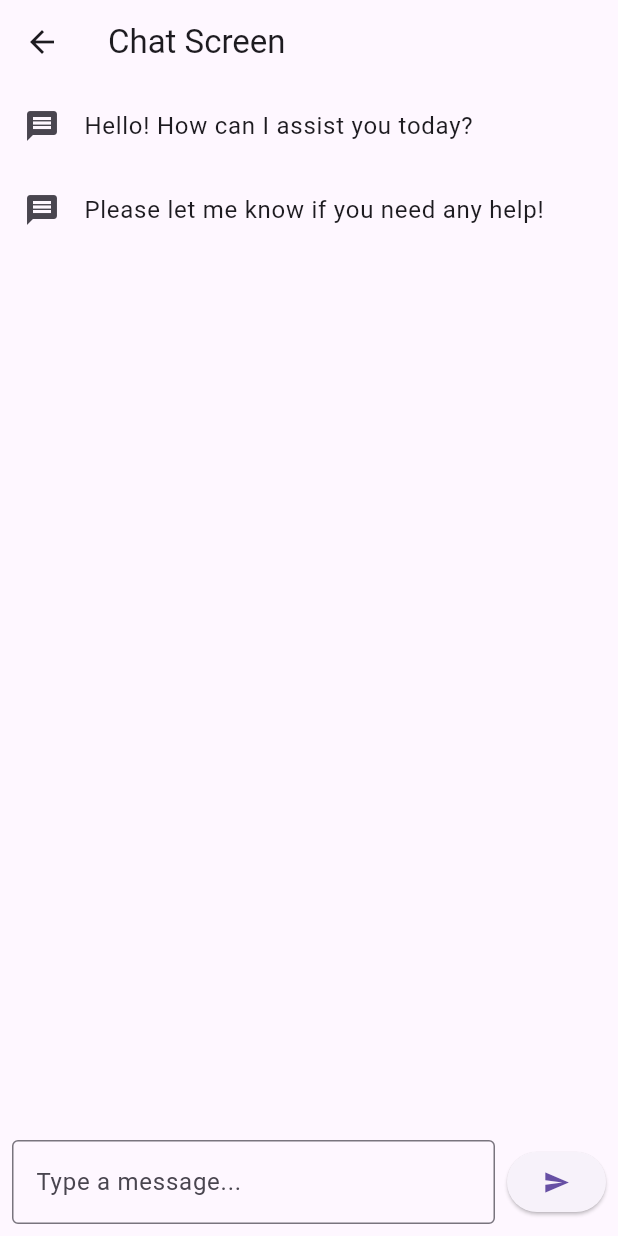
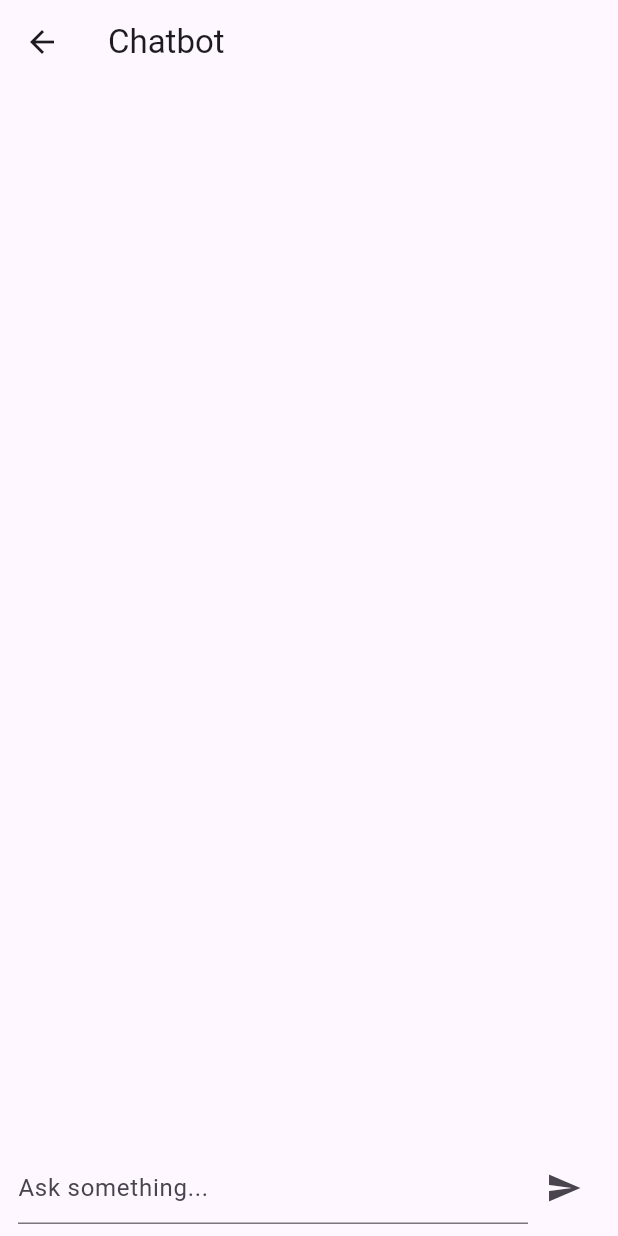
Before and after one commit to twebb810/HackKu25, a Flutter app: the ChatScreen screen opened by its route, after a tap on the "send" icon, on a phone screen of 412 x 824 dp. Run offline on Flutter 3.47's test engine with Material 3 defaults, Android fonts, the phone set to English and light mode, and no system bars.

Commit message:
Update chat_screen.dart

```diff
--- a/nursing_home_aide/lib/screens/chat_screen.dart
+++ b/nursing_home_aide/lib/screens/chat_screen.dart
@@ -1,53 +1,93 @@
-// The main dashboard screen / home page of the app
+// lib/screens/chat_screen.dart
 import 'package:flutter/material.dart';
+import '../services/gemini_service.dart';
 
-class ChatScreen extends StatelessWidget {
-    final List<String> messages = [
-        'Hello! How can I assist you today?',
-        'Please let me know if you need any help!'
-    ];
+class ChatScreen extends StatefulWidget {
+  @override
+  _ChatScreenState createState() => _ChatScreenState();
+}
+
+class _ChatScreenState extends State<ChatScreen> {
+  final TextEditingController _controller = TextEditingController();
+  final List<Map<String, String>> _messages = [];
+  bool _isLoading = false;
+
+  void _sendMessage() async {
+    final text = _controller.text.trim();
+    if (text.isEmpty) return;
+
+    setState(() {
+      _messages.add({'role': 'user', 'text': text});
+      _isLoading = true;
+      _controller.clear();
+    });
+
+    final response = await GeminiService.getResponse(text);
+
+    setState(() {
+      _messages.add({'role': 'gemini', 'text': response});
+      _isLoading = false;
+    });
+  }
+
+  Widget _buildMessage(Map<String, String> message) {
+    final isUser = message['role'] == 'user';
+    return Align(
+      alignment: isUser ? Alignment.centerRight : Alignment.centerLeft,
+      child: Container(
+        margin: EdgeInsets.symmetric(vertical: 6, horizontal: 12),
+        padding: EdgeInsets.all(12),
+        decoration: BoxDecoration(
+          color: isUser ? Colors.blueAccent : Colors.grey[300],
+          borderRadius: BorderRadius.circular(12),
+        ),
+        child: Text(
+          message['text'] ?? '',
+          style: TextStyle(
+            color: isUser ? Colors.white : Colors.black,
+          ),
+        ),
+      ),
+    );
+  }
 
   @override
   Widget build(BuildContext context) {
     return Scaffold(
-            appBar: AppBar(
-                title: Text('Chat Screen'),
-            ),
+      appBar: AppBar(title: Text("Chatbot")),
       body: Column(
         children: [
           Expanded(
             child: ListView.builder(
-                            itemCount: messages.length,
+              reverse: true,
+              itemCount: _messages.length,
               itemBuilder: (context, index) {
-                                return ListTile(
-                                    title: Text(messages[index]),
-                                    leading: Icon(Icons.message),
-                                );
+                final message = _messages[_messages.length - 1 - index];
+                return _buildMessage(message);
               },
             ),
           ),
+          if (_isLoading) CircularProgressIndicator(),
           Padding(
-                        padding: const EdgeInsets.all(8.0),
+            padding: const EdgeInsets.symmetric(horizontal: 12.0, vertical: 8.0),
             child: Row(
               children: [
                 Expanded(
                   child: TextField(
+                    controller: _controller,
                     decoration: InputDecoration(
-                                            hintText: 'Type a message...',
-                                            border: OutlineInputBorder(),
+                      hintText: 'Ask something...'
+                    ),
+                    onSubmitted: (_) => _sendMessage(),
                   ),
                 ),
-                                ),
-                                SizedBox(width: 8),
-                                ElevatedButton(
-                                    onPressed: () {
-                                        // Handle sending a message
-                                    },
-                                    child: Icon(Icons.send),
-                                ),
+                IconButton(
+                  icon: Icon(Icons.send),
+                  onPressed: _sendMessage,
+                )
               ],
             ),
-                    ),
+          )
         ],
       ),
     );
```
Lines whose indentation alone changed are shown as unchanged.
